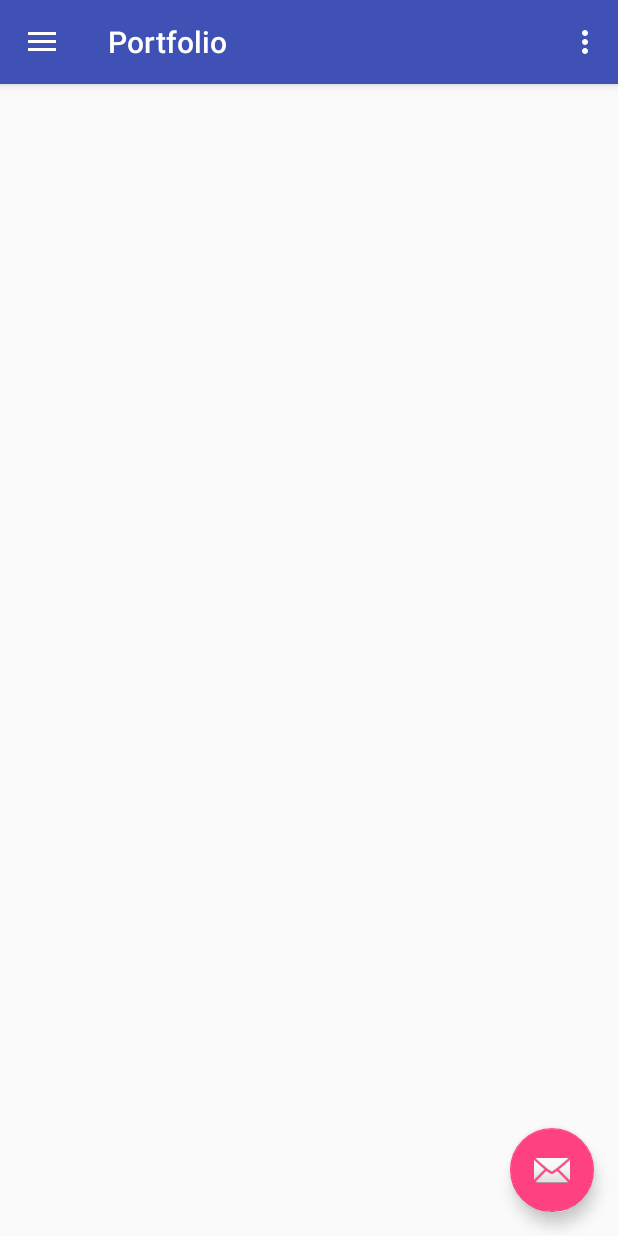
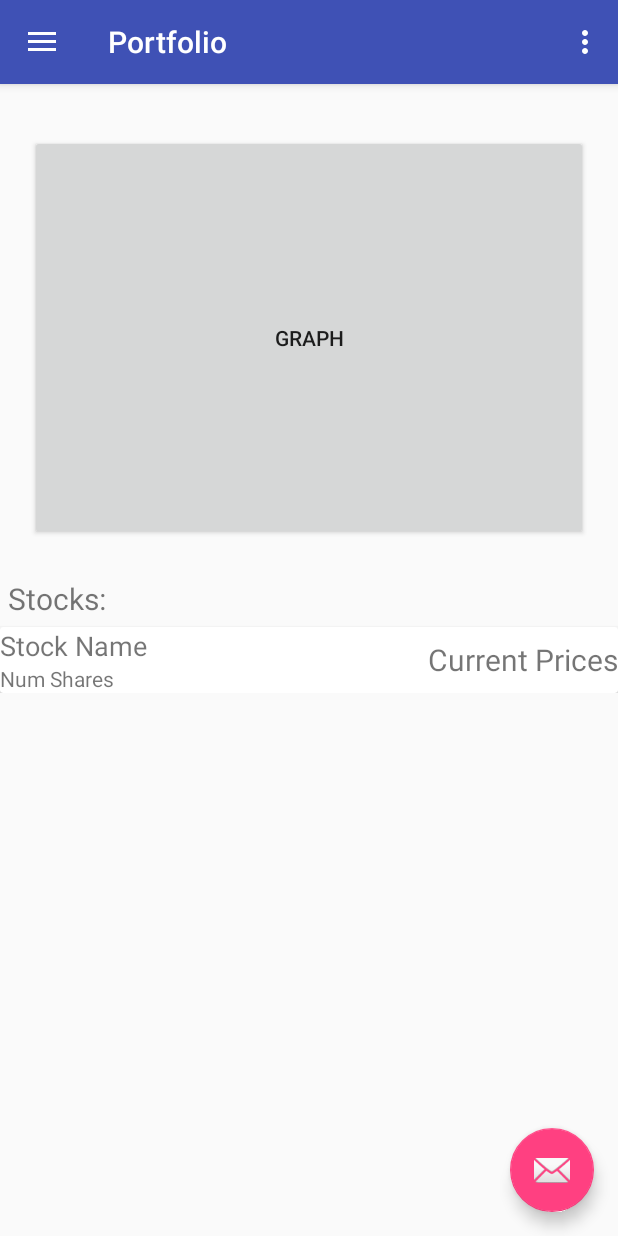
Before and after one commit to JZhou86/WolfofWharton, an Android app: the Portfolio screen opened directly, with no data from a screen before it, on a phone screen of 412 x 824 dp. Run offline under Robolectric (Android 15) with nearby library versions, the light colour scheme and no system bars.

Commit message:
PortfolioMainPageLayout

```diff
--- a/app/build.gradle
+++ b/app/build.gradle
@@ -32,6 +32,9 @@ dependencies {
     testImplementation 'junit:junit:4.12'
     androidTestImplementation 'com.android.support.test:runner:1.0.1'
     androidTestImplementation 'com.android.support.test.espresso:espresso-core:3.0.1'
+    compile 'com.android.support:cardview-v7:26.1.0'
+    compile 'com.android.support:recyclerview-v7:26.1.0'
+    compile 'com.android.support:appcompat-v7:26.1.0'
 }
 
 
--- a/app/src/main/res/layout/app_bar_portfolio.xml
+++ b/app/src/main/res/layout/app_bar_portfolio.xml
@@ -24,7 +24,7 @@
 
     <android.support.design.widget.FloatingActionButton
         android:id="@+id/fab"
-        android:layout_width="wrap_content"
+        android:layout_width="match_parent"
         android:layout_height="wrap_content"
         android:layout_gravity="bottom|end"
         android:layout_margin="@dimen/fab_margin"
--- a/app/src/main/res/layout/content_portfolio.xml
+++ b/app/src/main/res/layout/content_portfolio.xml
@@ -1,11 +1,76 @@
-<?xml version="1.0" encoding="utf-8"?>
-<android.support.constraint.ConstraintLayout xmlns:android="http://schemas.android.com/apk/res/android"
-    xmlns:app="http://schemas.android.com/apk/res-auto"
-    xmlns:tools="http://schemas.android.com/tools"
-    android:layout_width="match_parent"
-    android:layout_height="match_parent"
-    app:layout_behavior="@string/appbar_scrolling_view_behavior"
-    tools:context="hwk2.cis350.upenn.edu.wolfofwharton.Portfolio"
-    tools:showIn="@layout/app_bar_portfolio">
+<ScrollView
+    xmlns:android="http://schemas.android.com/apk/res/android"
+    xmlns:card_view="http://schemas.android.com/apk/res-auto"
+    android:layout_width="fill_parent"
+    android:layout_height="wrap_content"
+    android:orientation="vertical"
+    android:fillViewport="false">
 
-</android.support.constraint.ConstraintLayout>
+    <RelativeLayout
+        android:layout_width="match_parent"
+        android:layout_height="wrap_content"
+        android:orientation="vertical">
+        <TextView
+            android:id="@+id/Earnings"
+            android:layout_width="150dp"
+            android:layout_height="70dp"
+            android:layout_alignParentTop="true"
+            android:layout_centerHorizontal="true"
+            />
+
+        <Button
+            android:id="@+id/Graph"
+            android:layout_width="match_parent"
+            android:layout_margin="20dp"
+            android:layout_height="270dp"
+            android:text="Graph"
+            android:layout_below="@+id/Earnings"/>
+
+        <TextView
+            android:id="@+id/stocksLabel"
+            android:layout_width="match_parent"
+            android:layout_height="wrap_content"
+            android:padding="5dp"
+            android:textSize="20dp"
+            android:layout_below="@+id/Graph"
+            android:layout_alignParentLeft="true"
+            android:layout_alignParentStart="true"
+            android:text="Stocks:" />
+
+        <android.support.v7.widget.CardView
+            android:id="@+id/cardview"
+            android:layout_width="fill_parent"
+            android:layout_height="wrap_content"
+            android:elevation="100dp"
+            android:layout_below="@+id/stocksLabel"
+            >
+            <RelativeLayout
+                android:layout_width="match_parent"
+                android:layout_height="wrap_content">
+                <TextView
+                    android:id="@+id/stockName1"
+                    android:layout_width="wrap_content"
+                    android:layout_height="wrap_content"
+                    android:text="Stock Name"
+                    android:textSize="18dp"
+                    />
+                <TextView
+                    android:layout_width="wrap_content"
+                    android:layout_height="wrap_content"
+                    android:layout_below="@+id/stockName1"
+                    android:text="Num Shares"/>
+                <TextView
+                    android:layout_width="wrap_content"
+                    android:layout_height="wrap_content"
+                    android:layout_alignParentRight="true"
+                    android:text="Current Prices"
+                    android:layout_centerVertical="true"
+                    android:textSize="20dp"
+                    />
+            </RelativeLayout>
+        </android.support.v7.widget.CardView>
+
+
+    </RelativeLayout>
+
+</ScrollView>
```
